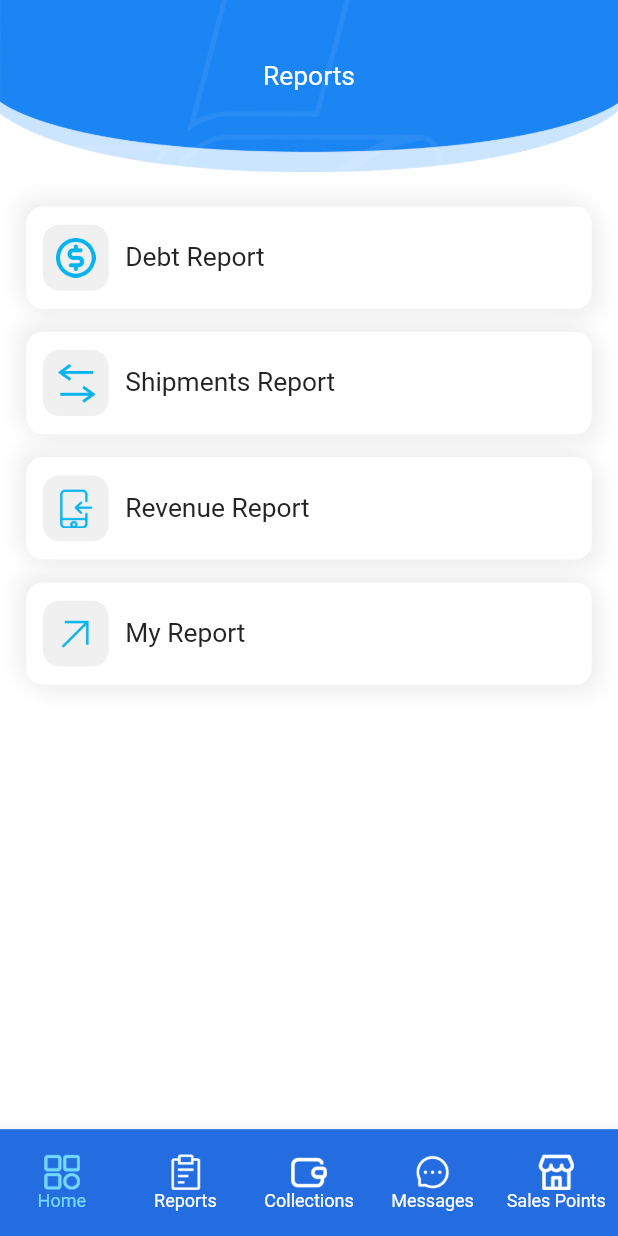
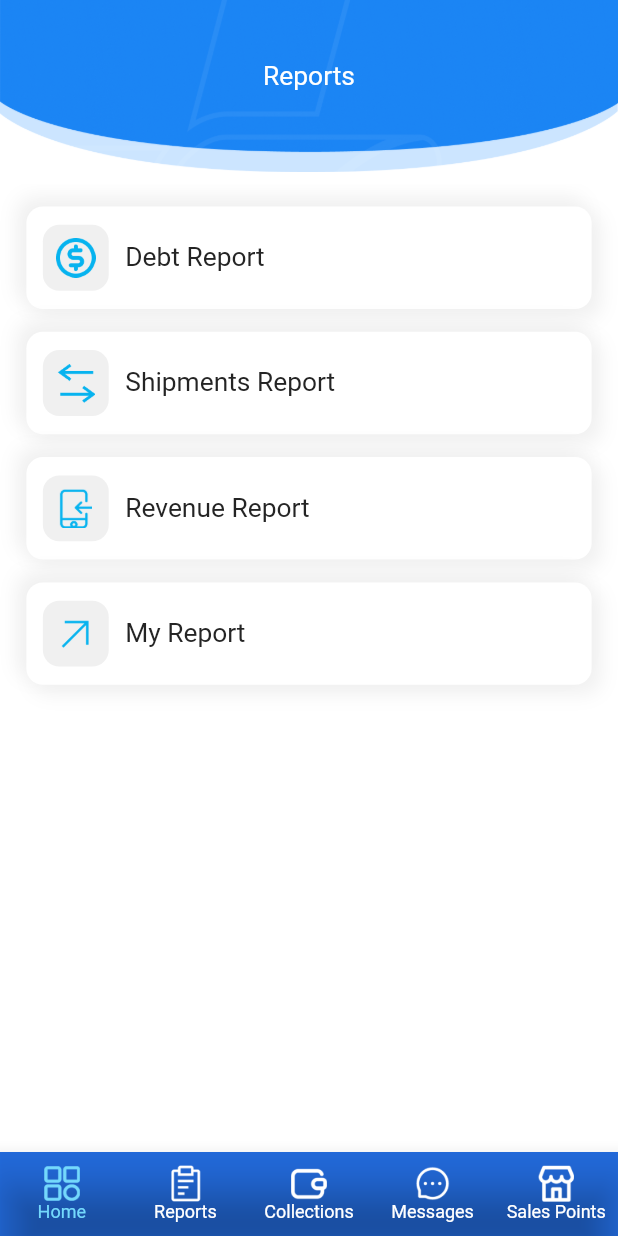
Before and after one commit to Aljabal-For-IT-and-Communication/agent_flutter, a Flutter app: the ApplicationPage screen opened by its route, swiped to page 2, on a phone screen of 412 x 824 dp. Run offline on Flutter 3.47's test engine with Material 3 defaults, Android fonts, the phone set to English and light mode, and no system bars; drawn by our look-alikes of flutter_easyloading; our stand-ins replace bloc, cached_network_image, dio, easy_localization, event_bus, firebase_core and 15 more; missing offline and left inert: firebase_app_check; accounts and stored records are empty; network calls fail.

```diff
--- a/lib/common/apis/user.dart
+++ b/lib/common/apis/user.dart
@@ -16,7 +16,7 @@ class UserAPI {
     RegisterRequestEntity? params,
   }) async {
     var response = await HttpUtil().post(
-      'agent/register',
+      'sale_point/register',
       data: params?.toJson(),
     );
     return BaseResponseEntity.fromJson(response);
@@ -68,6 +68,4 @@ class UserAPI {
     );
     return BaseResponseEntity.fromJson(response);
   }
-
-
 }
--- a/lib/common/entities/user.dart
+++ b/lib/common/entities/user.dart
@@ -1,5 +1,3 @@
-
-
 class LoginRequestEntity {
   String? password;
   String? phone;
@@ -28,37 +26,56 @@ class VerificationRequestEntity {
 }
 
 class RegisterRequestEntity {
-   String? first_name;
-   String? middle_name;
-   String? last_name;
-   String? city;
-   String? area;
+  String? firstName;
+  String? middleName;
+  String? lastName;
+  String? businessName;
+  int? city;
+  int? region;
+  String? address;
   String? phone;
+  String? agentPhone;
   String? email;
+  String? latitude;
+  String? longitude;
+  String? machineNumber;
   String? password;
 
   RegisterRequestEntity({
+    this.firstName,
+    this.middleName,
+    this.lastName,
+    this.businessName,
+    this.city,
+    this.region,
+    this.address,
+    this.phone,
+    this.agentPhone,
+    this.email,
+    this.latitude,
+    this.longitude,
+    this.machineNumber,
     this.password,
-    this.email,
-    this.first_name,
-    this.middle_name,
-    this.last_name,
-    this.city,
-    this.area,
-    this.phone,
   });
 
   Map<String, dynamic> toJson() => {
+        "first_name": firstName,
+        "middle_name": middleName,
+        "last_name": lastName,
+        "business_name": businessName,
+        "city": city,
+        "region": region,
+        "address": address,
+        "phone": phone,
+        "agent_phone": agentPhone,
+        "email": email,
+        "latitude": latitude,
+        "longitude": longitude,
+        "machine_number": machineNumber,
         "password": password,
-    "email": email,
-    "first_name": first_name,
-    "middle_name": middle_name,
-    "last_name": last_name,
-    "city": city,
-    "area": area,
-    "phone": phone,
       };
 }
+
 class ProfileRequestEntity {
   int? gender;
   String? birthday;
@@ -82,6 +99,7 @@ class ProfileRequestEntity {
         "name": name,
       };
 }
+
 class ChangePasswordRequestEntity {
   String? password;
   String? repassword;
@@ -96,6 +114,7 @@ class ChangePasswordRequestEntity {
         "repassword": repassword,
       };
 }
+
 class ForgetPasswordRequestEntity {
   String? password;
   String? phone;
--- a/lib/common/values/constant.dart
+++ b/lib/common/values/constant.dart
@@ -6,9 +6,9 @@ const SERVER_API_WSS = 'wss://api.alafdal-pluse.ly/ws_agent';
 const SERVER_IMG_URL = 'https://admin.alafdal-pluse.ly/uploads/';
 const SERVER_API_IMG_URL = 'https://admin.alafdal-pluse.ly/';
 
-const String VersionNumber = '1.0.5';
+const String VersionNumber = '1.0.6';
 
-const String ReleaseDate = '2025-7-24';
+const String ReleaseDate = '2025-9-9';
 
 const String STORAGE_USER_PROFILE_KEY = 'user_profile';
 
--- a/lib/pages/application/view.dart
+++ b/lib/pages/application/view.dart
@@ -5,7 +5,6 @@ import 'package:app/pages/collection/view.dart';
 import 'package:app/pages/home/view.dart';
 import 'package:app/pages/report/view.dart';
 import 'package:app/pages/sale_point/view.dart';
-import 'package:app/pages/transformation/view.dart';
 import 'package:easy_localization/easy_localization.dart';
 import 'package:flutter/material.dart';
 import 'package:flutter_bloc/flutter_bloc.dart';
@@ -24,25 +23,24 @@ class ApplicationPage extends StatefulWidget {
 
 class _ApplicationPage extends State<ApplicationPage> {
   int _unreadMessages = 0;
+  final PageController pageController = PageController(initialPage: 0);
 
   @override
   void initState() {
     super.initState();
-    Future.delayed(Duration.zero, () async{
+    Future.delayed(Duration.zero, () async {
       if (mounted) {
         await SocketDbService().init();
       }
       SqlDbService sqlDbService = await SqlDbService().init();
       var unreadMsg = await sqlDbService.getUnreadMsgNum();
-      print(unreadMsg);
       setState(() {
         _unreadMessages = unreadMsg;
       });
     });
-    Global.eventBus.on<WebSocketEvent>().listen((event) async{
+    Global.eventBus.on<WebSocketEvent>().listen((event) async {
       SqlDbService sqlDbService = await SqlDbService().init();
       var unreadMsg = await sqlDbService.getUnreadMsgNum();
-      print(unreadMsg);
       setState(() {
         _unreadMessages = unreadMsg;
       });
@@ -54,36 +52,35 @@ class _ApplicationPage extends State<ApplicationPage> {
     super.dispose();
   }
 
- final PageController pageController = new PageController(initialPage: 0);
-
-  BottomNavigationBarItem tabBarItem(String label, String icon,int unread) {
+  BottomNavigationBarItem tabBarItem(String label, String icon, int unread) {
     return BottomNavigationBarItem(
       icon: Stack(
         children: <Widget>[
-          Container(
+          SizedBox(
             width: 24.h,
             height: 24.h,
             child: Image.asset(
               icon,
               color: AppColors.primaryBackground,
-              )),
+            ),
+          ),
           if (unread > 0)
             Positioned(
               right: 0,
               child: Container(
-                padding: EdgeInsets.all(2),
+                padding: const EdgeInsets.all(2),
                 decoration: BoxDecoration(
                   color: Colors.red,
                   borderRadius: BorderRadius.circular(9),
                 ),
                 alignment: Alignment.center,
-                constraints: BoxConstraints(
+                constraints: const BoxConstraints(
                   minWidth: 16,
                   minHeight: 16,
                 ),
                 child: Text(
                   '$unread',
-                  style: TextStyle(
+                  style: const TextStyle(
                     color: Colors.white,
                     fontSize: 10,
                   ),
@@ -95,30 +92,31 @@ class _ApplicationPage extends State<ApplicationPage> {
       ),
       activeIcon: Stack(
         children: <Widget>[
-          Container(
+          SizedBox(
             width: 24.h,
             height: 24.h,
             child: Image.asset(
               icon,
               color: AppColors.primaryFirstElement,
-              )),
+            ),
+          ),
           if (unread > 0)
             Positioned(
               right: 0,
               child: Container(
-                padding: EdgeInsets.all(2),
+                padding: const EdgeInsets.all(2),
                 decoration: BoxDecoration(
                   color: Colors.red,
                   borderRadius: BorderRadius.circular(9),
                 ),
                 alignment: Alignment.center,
-                constraints: BoxConstraints(
+                constraints: const BoxConstraints(
                   minWidth: 16,
                   minHeight: 16,
                 ),
                 child: Text(
                   '$unread',
-                  style: TextStyle(
+                  style: const TextStyle(
                     color: Colors.white,
                     fontSize: 10,
                   ),
@@ -133,42 +131,43 @@ class _ApplicationPage extends State<ApplicationPage> {
     );
   }
 
-
   @override
   Widget build(BuildContext context) {
     return Scaffold(
       body: PageView(
-          physics: NeverScrollableScrollPhysics(),
-          children: <Widget>[
+        physics: const NeverScrollableScrollPhysics(),
+        controller: pageController,
+        onPageChanged: (value) {},
+        children: const <Widget>[
           HomePage(),
           ReportPage(),
           CollectionPage(),
           ChatUserPage(),
           SalePointPage(),
         ],
-          controller: pageController,
-          onPageChanged: (value) {},
       ),
-        bottomNavigationBar:
-        BlocBuilder<ApplicationBloc, ApplicationState>(
+      bottomNavigationBar: BlocBuilder<ApplicationBloc, ApplicationState>(
           builder: (context, state) {
         return Container(
-                width: 375.w,
-                height: 70.h,
           color: AppColors.primaryElement,
+          child: SafeArea(
+            top: false,
             child: BottomNavigationBar(
               elevation: 10,
-                  backgroundColor: AppColors.primaryElement,
+              backgroundColor: Colors.transparent,
               items: [
-                    tabBarItem("home".tr(),"assets/icons/main.png",0),
-                    tabBarItem("report".tr(),"assets/icons/doc1.png",0),
-                    tabBarItem("collection".tr(),"assets/icons/wallets.png",0),
-                    tabBarItem("message".tr(),"assets/icons/message.png",_unreadMessages),
-                    tabBarItem("sale points".tr(),"assets/icons/store.png",0),
+                tabBarItem("home".tr(), "assets/icons/main.png", 0),
+                tabBarItem("report".tr(), "assets/icons/doc1.png", 0),
+                tabBarItem("collection".tr(), "assets/icons/wallets.png", 0),
+                tabBarItem("message".tr(), "assets/icons/message.png",
+                    _unreadMessages),
+                tabBarItem("sale points".tr(), "assets/icons/store.png", 0),
               ],
               currentIndex: state.page,
               type: BottomNavigationBarType.fixed,
-                  onTap: (value) async{
+              selectedFontSize: 12,
+              unselectedFontSize: 12,
+              onTap: (value) async {
                 context.read<ApplicationBloc>().add(PageChanged(value));
                 pageController.jumpToPage(value);
                 SqlDbService sqlDbService = await SqlDbService().init();
@@ -182,8 +181,9 @@ class _ApplicationPage extends State<ApplicationPage> {
               unselectedItemColor: AppColors.primaryBackground,
               selectedItemColor: AppColors.primaryFirstElement,
             ),
+          ),
         );
-            }));
+      }),
+    );
   }
-
 }
--- a/pubspec.yaml
+++ b/pubspec.yaml
@@ -17,7 +17,7 @@ publish_to: "none" # Remove this line if you wish to publish to pub.dev
 # https://developer.apple.com/library/archive/documentation/General/Reference/InfoPlistKeyReference/Articles/CoreFoundationKeys.html
 # In Windows, build-name is used as the major, minor, and patch parts
 # of the product and file versions while build-number is used as the build suffix.
-version: 1.0.5+6
+version: 1.0.6+7
 
 environment:
   sdk: ^3.5.3
```
Also changed, not shown: assets/translations/ar.json (+21 -1 lines), assets/translations/en.json (+21 -1 lines), lib/pages/frame/register/bloc.dart (+20 -14 lines), lib/pages/frame/register/event.dart (+24 -7 lines), lib/pages/frame/register/logic.dart (+77 -34 lines), lib/pages/frame/register/state.dart (+12 -8 lines), lib/pages/frame/register/view.dart (+53 -15 lines), lib/pages/frame/register/widget.dart (+37 -13 lines), lib/pages/sale_point/view.dart (+32 -10 lines). Lines whose indentation alone changed are shown as unchanged.
